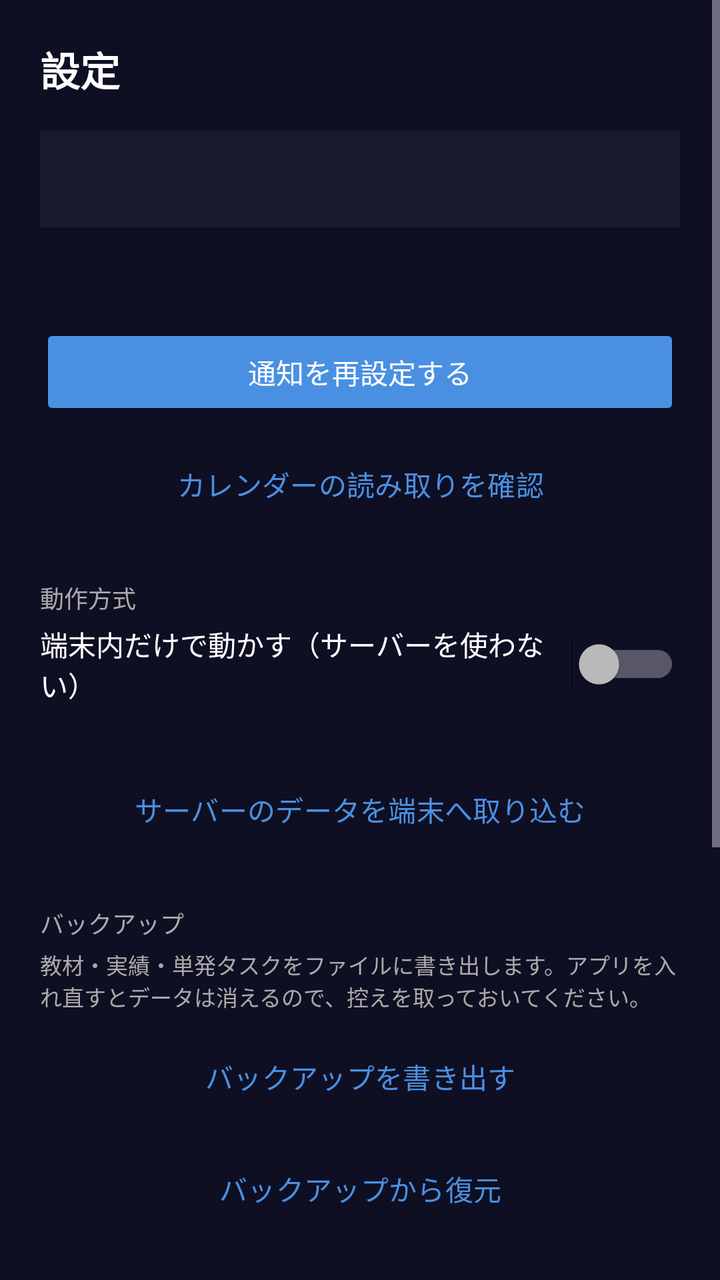
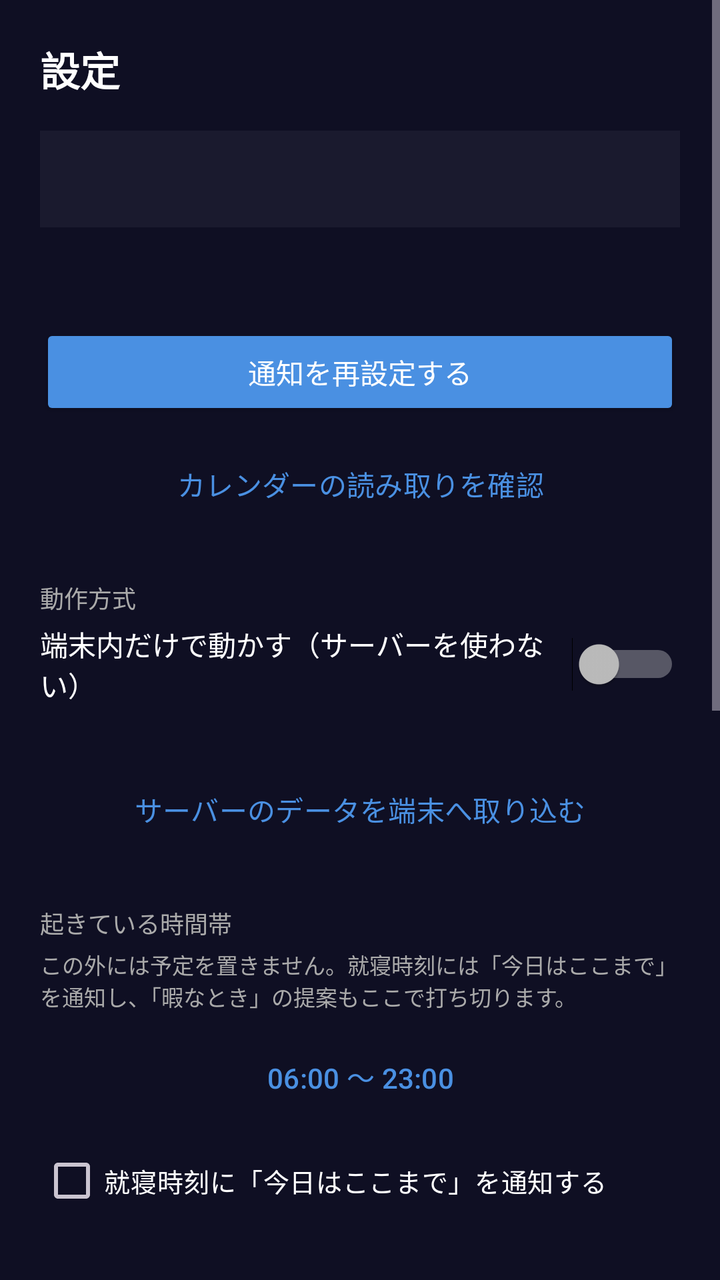

Before-and-after screenshots of an Android layout around one commit, followed by the original layout XML and the change that was made.
<!-- AndroidManifest.xml: application theme Theme.Dynasched -->
<!-- res/layout/fragment_settings.xml -->
<?xml version="1.0" encoding="utf-8"?>
<ScrollView xmlns:android="http://schemas.android.com/apk/res/android"
    android:layout_width="match_parent"
    android:layout_height="match_parent"
    android:background="@color/bg">

    <LinearLayout
        android:layout_width="match_parent"
        android:layout_height="wrap_content"
        android:orientation="vertical"
        android:padding="20dp">

        <TextView
            android:layout_width="wrap_content"
            android:layout_height="wrap_content"
            android:text="設定"
            android:textColor="@color/on_bg"
            android:textSize="20sp"
            android:textStyle="bold" />

        <TextView
            android:id="@+id/userText"
            android:layout_width="match_parent"
            android:layout_height="wrap_content"
            android:layout_marginTop="16dp"
            android:padding="14dp"
            android:background="@color/surface"
            android:text=""
            android:textColor="@color/on_bg"
            android:textSize="15sp" />

        <TextView
            android:id="@+id/urlText"
            android:layout_width="match_parent"
            android:layout_height="wrap_content"
            android:layout_marginTop="8dp"
            android:text=""
            android:textColor="@color/on_bg_dim"
            android:textSize="12sp" />

        <Button
            android:id="@+id/resyncButton"
            android:layout_width="match_parent"
            android:layout_height="wrap_content"
            android:layout_marginTop="24dp"
            android:backgroundTint="@color/primary"
            android:text="通知を再設定する"
            android:textColor="@color/white" />

        
        <Button
            android:id="@+id/calendarCheckButton"
            style="?attr/materialButtonOutlinedStyle"
            android:layout_width="match_parent"
            android:layout_height="wrap_content"
            android:layout_marginTop="8dp"
            android:text="カレンダーの読み取りを確認"
            android:textColor="@color/primary" />

        
        <TextView
            android:layout_width="wrap_content"
            android:layout_height="wrap_content"
            android:layout_marginTop="24dp"
            android:text="動作方式"
            android:textColor="@color/on_bg_dim"
            android:textSize="12sp" />

        <Switch
            android:id="@+id/localModeSwitch"
            android:layout_width="match_parent"
            android:layout_height="wrap_content"
            android:layout_marginTop="4dp"
            android:text="端末内だけで動かす（サーバーを使わない）"
            android:textColor="@color/on_bg"
            android:textSize="14sp" />

        <TextView
            android:id="@+id/localModeHint"
            android:layout_width="match_parent"
            android:layout_height="wrap_content"
            android:layout_marginTop="4dp"
            android:text=""
            android:textColor="@color/on_bg_dim"
            android:textSize="12sp" />

        <Button
            android:id="@+id/importButton"
            style="?attr/materialButtonOutlinedStyle"
            android:layout_width="match_parent"
            android:layout_height="wrap_content"
            android:layout_marginTop="8dp"
            android:text="サーバーのデータを端末へ取り込む"
            android:textColor="@color/primary" />

        
        <TextView
            android:layout_width="wrap_content"
            android:layout_height="wrap_content"
            android:layout_marginTop="24dp"
            android:text="バックアップ"
            android:textColor="@color/on_bg_dim"
            android:textSize="12sp" />

        <TextView
            android:id="@+id/backupHint"
            android:layout_width="match_parent"
            android:layout_height="wrap_content"
            android:layout_marginTop="4dp"
            android:text="教材・実績・単発タスクをファイルに書き出します。アプリを入れ直すとデータは消えるので、控えを取っておいてください。"
            android:textColor="@color/on_bg_dim"
            android:textSize="11sp" />

        <Button
            android:id="@+id/backupExportButton"
            style="?attr/materialButtonOutlinedStyle"
            android:layout_width="match_parent"
            android:layout_height="wrap_content"
            android:layout_marginTop="8dp"
            android:text="バックアップを書き出す"
            android:textColor="@color/primary" />

        <Button
            android:id="@+id/backupRestoreButton"
            style="?attr/materialButtonOutlinedStyle"
            android:layout_width="match_parent"
            android:layout_height="wrap_content"
            android:layout_marginTop="8dp"
            android:text="バックアップから復元"
            android:textColor="@color/primary" />

        <TextView
            android:layout_width="wrap_content"
            android:layout_height="wrap_content"
            android:layout_marginTop="24dp"
            android:text="自動で埋める日数（何日先まで空き時間にタスクを入れるか）"
            android:textColor="@color/on_bg_dim"
            android:textSize="12sp" />

        <LinearLayout
            android:layout_width="match_parent"
            android:layout_height="wrap_content"
            android:orientation="horizontal"
            android:gravity="center_vertical"
            android:layout_marginTop="4dp">

            <EditText
                android:id="@+id/fillDaysInput"
                android:layout_width="70dp"
                android:layout_height="wrap_content"
                android:inputType="number"
                android:gravity="center"
                android:textColor="@color/on_bg"
                android:text="7" />

            <TextView
                android:layout_width="wrap_content"
                android:layout_height="wrap_content"
                android:layout_marginStart="8dp"
                android:text="日先まで（1〜30）"
                android:textColor="@color/on_bg" />
        </LinearLayout>

        <Button
            android:id="@+id/runSchedulerButton"
            android:layout_width="match_parent"
            android:layout_height="wrap_content"
            android:layout_marginTop="12dp"
            android:backgroundTint="@color/surface_variant"
            android:text="スケジューラを実行（空き時間を埋める）"
            android:textColor="@color/white" />

        <Button
            android:id="@+id/checkUpdateButton"
            android:layout_width="match_parent"
            android:layout_height="wrap_content"
            android:layout_marginTop="12dp"
            android:backgroundTint="@color/surface_variant"
            android:text="アプリの更新を確認する"
            android:textColor="@color/white" />

        <TextView
            android:id="@+id/versionText"
            android:layout_width="match_parent"
            android:layout_height="wrap_content"
            android:layout_marginTop="8dp"
            android:text=""
            android:textColor="@color/on_bg_dim"
            android:textSize="12sp" />

        <Button
            android:id="@+id/logoutButton"
            style="?attr/materialButtonOutlinedStyle"
            android:layout_width="match_parent"
            android:layout_height="wrap_content"
            android:layout_marginTop="32dp"
            android:text="ログアウト"
            android:textColor="@color/on_bg" />

    </LinearLayout>

</ScrollView>
<!-- resources referenced by this layout -->
<resources>
  <color name="bg">#0F0F23</color>
  <color name="on_bg">#FFFFFF</color>
  <color name="on_bg_dim">#AAAAAA</color>
  <color name="primary">#4A90E2</color>
  <color name="surface">#1A1A2E</color>
  <color name="surface_variant">#2D2D4E</color>
  <color name="white">#FFFFFF</color>
  <style name="Theme.Dynasched" parent="Theme.Material3.Dark.NoActionBar">
          <item name="colorPrimary">@color/primary</item>
          <item name="colorPrimaryDark">@color/primary_dark</item>
          <item name="colorOnPrimary">@color/white</item>
          <item name="android:statusBarColor">@color/bg</item>
          <item name="android:navigationBarColor">@color/surface</item>
          <item name="android:windowBackground">@color/bg</item>
      </style>
  <color name="primary_dark">#2D6CB0</color>
</resources>

<!-- the commit's change to res/layout/fragment_settings.xml (unified diff, before → after) -->
@@ -92,6 +92,42 @@
             android:layout_marginTop="8dp"
             android:text="サーバーのデータを端末へ取り込む"
             android:textColor="@color/primary" />
+
+        
+        <TextView
+            android:layout_width="wrap_content"
+            android:layout_height="wrap_content"
+            android:layout_marginTop="24dp"
+            android:text="起きている時間帯"
+            android:textColor="@color/on_bg_dim"
+            android:textSize="12sp" />
+
+        <TextView
+            android:layout_width="match_parent"
+            android:layout_height="wrap_content"
+            android:layout_marginTop="4dp"
+            android:text="この外には予定を置きません。就寝時刻には「今日はここまで」を通知し、「暇なとき」の提案もここで打ち切ります。"
+            android:textColor="@color/on_bg_dim"
+            android:textSize="11sp" />
+
+        <Button
+            android:id="@+id/wakeWindowButton"
+            style="?attr/materialButtonOutlinedStyle"
+            android:layout_width="match_parent"
+            android:layout_height="wrap_content"
+            android:layout_marginTop="8dp"
+            android:text="06:00 〜 23:00"
+            android:textColor="@color/primary" />
+
+        <CheckBox
+            android:id="@+id/bedtimeNoticeCheck"
+            android:layout_width="match_parent"
+            android:layout_height="wrap_content"
+            android:layout_marginTop="4dp"
+            android:buttonTint="@color/primary"
+            android:text="就寝時刻に「今日はここまで」を通知する"
+            android:textColor="@color/on_bg"
+            android:textSize="13sp" />
 
         
         <TextView
